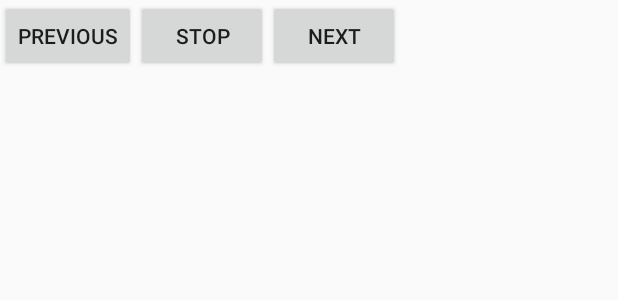
After one commit to newlinn/TestInOne, an Android app: the layout activity_custom_notification.xml on its own in the app's theme, with its tools: preview values and no code run, on a phone screen of 412 x 824 dp. The commit adds this screen. Shown: the top 300 px of the screen. Run offline under Robolectric (Android 15) with nearby library versions, the phone set to English and light mode, and no system bars.

Commit message:
Notification2

```diff
--- a/app/src/main/java/cn/testinone/MainActivity.java
+++ b/app/src/main/java/cn/testinone/MainActivity.java
@@ -2,14 +2,9 @@ package cn.testinone;
 
 import android.app.Activity;
 import android.content.Intent;
-import android.support.v7.app.ActionBarActivity;
 import android.os.Bundle;
-import android.view.Menu;
-import android.view.MenuItem;
 import android.view.View;
 import android.view.Window;
-
-import java.io.BufferedReader;
 
 import cn.testinone.components.NotificationActivity;
 
--- /dev/null
+++ b/app/src/main/res/layout/activity_custom_notification.xml
@@ -0,0 +1,22 @@
+<LinearLayout xmlns:android="http://schemas.android.com/apk/res/android"
+    xmlns:tools="http://schemas.android.com/tools"
+    android:layout_width="match_parent"
+    android:layout_height="match_parent"
+    android:orientation="horizontal"
+    tools:context="cn.testinone.components.CustomNotificationActivity">
+
+    <Button
+        android:id="@+id/btnPrevious"
+        android:layout_width="wrap_content"
+        android:layout_height="wrap_content"
+        android:text="Previous"/>
+    <Button
+        android:layout_width="wrap_content"
+        android:layout_height="wrap_content"
+        android:text="Stop"/>
+    <Button
+        android:layout_width="wrap_content"
+        android:layout_height="wrap_content"
+        android:text="Next"/>
+
+</LinearLayout>
--- /dev/null
+++ b/app/src/main/res/menu/menu_blank.xml
@@ -0,0 +1,6 @@
+<menu xmlns:android="http://schemas.android.com/apk/res/android"
+    xmlns:app="http://schemas.android.com/apk/res-auto"
+    xmlns:tools="http://schemas.android.com/tools" tools:context="cn.testinone.BlankActivity">
+    <item android:id="@+id/action_settings" android:title="@string/action_settings"
+        android:orderInCategory="100" app:showAsAction="never" />
+</menu>
--- a/app/src/main/res/values/strings.xml
+++ b/app/src/main/res/values/strings.xml
@@ -4,4 +4,6 @@
     <string name="hello_world">Hello world!</string>
     <string name="action_settings">Settings</string>
     <string name="title_activity_notification">NotificationActivity</string>
+    <string name="title_activity_custom_notification">CustomNotificationActivity</string>
+    <string name="title_activity_blank">BlankActivity</string>
 </resources>
```
Also changed, not shown: app/src/main/AndroidManifest.xml (+8 -0 lines), app/src/main/java/cn/testinone/BlankActivity.java (added, +20 -0 lines), app/src/main/java/cn/testinone/components/CustomNotificationActivity.java (added, +40 -0 lines), app/src/main/java/cn/testinone/components/NotificationActivity.java (+42 -0 lines), app/src/main/res/layout/activity_blank.xml (added, +12 -0 lines), app/src/main/res/layout/activity_notification.xml (+7 -0 lines), app/src/main/res/menu/menu_custom_notification.xml (added, +7 -0 lines).
